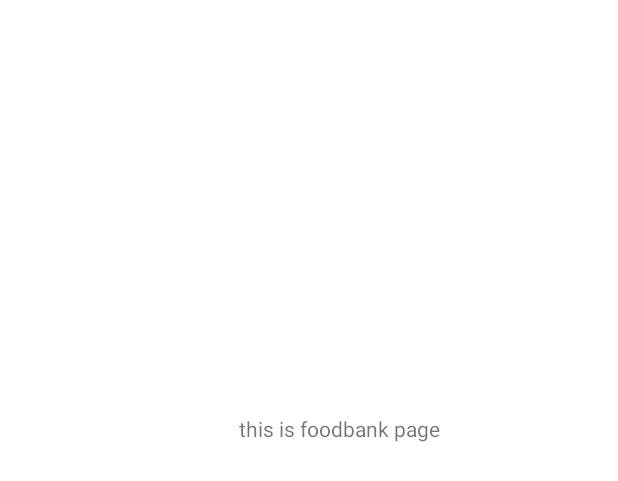
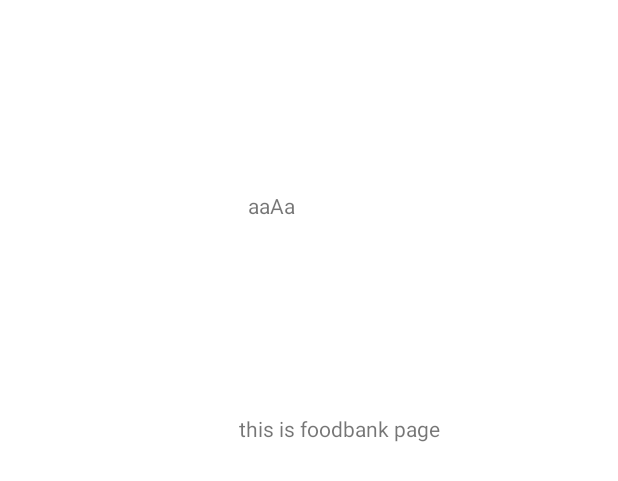
Before and after one commit to jpog99/DOOWA, an Android app: the layout fragment_foodbank.xml on its own in the app's theme, with its tools: preview values and no code run, on a phone screen of 412 x 824 dp. Shown: the top 481 px of the screen. Run offline under Robolectric (Android 15) with nearby library versions, the phone set to English and light mode, and no system bars.

Commit message:
update foodbnk

```diff
--- a/app/src/main/res/layout/fragment_foodbank.xml
+++ b/app/src/main/res/layout/fragment_foodbank.xml
@@ -12,4 +12,14 @@
         android:layout_marginStart="159dp"
         android:layout_marginTop="276dp"
         android:text="this is foodbank page" />
+
+    <TextView
+        android:id="@+id/textView3"
+        android:layout_width="wrap_content"
+        android:layout_height="wrap_content"
+        android:layout_alignParentStart="true"
+        android:layout_alignParentTop="true"
+        android:layout_marginStart="165dp"
+        android:layout_marginTop="127dp"
+        android:text="aaAa" />
 </RelativeLayout>
```
